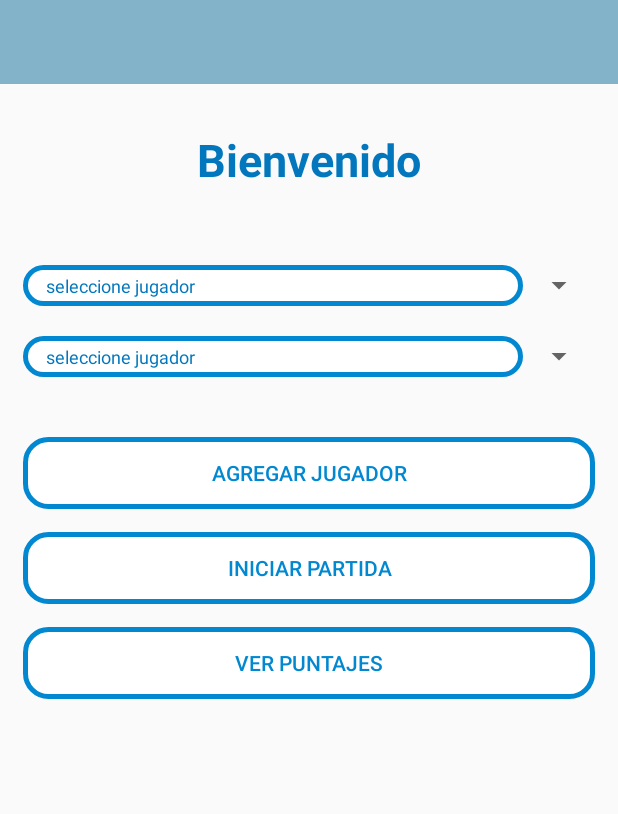
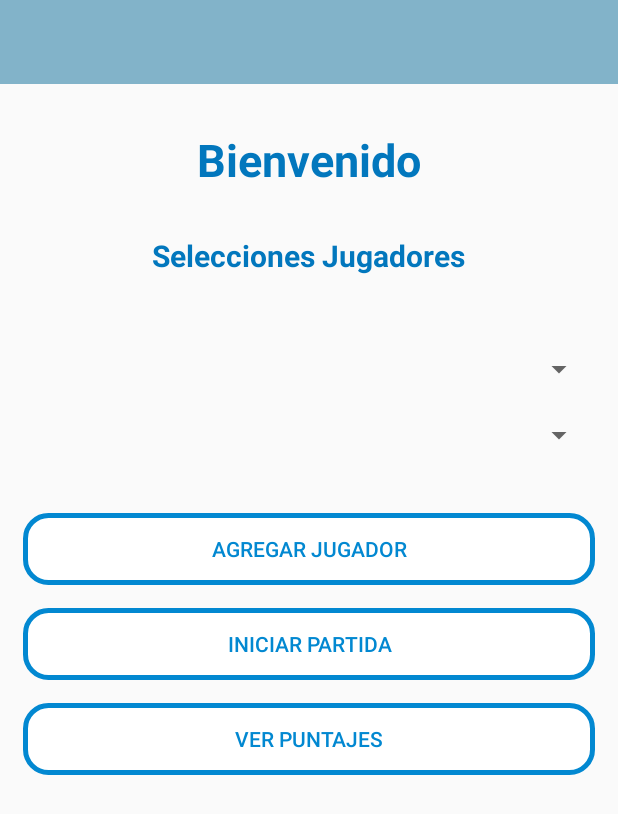
Before and after one commit to montes8/Michi, an Android app: the HomeActivity screen opened directly, with no data from a screen before it, after a tap on "INICIAR PARTIDA", on a phone screen of 412 x 824 dp. Shown: the top 814 px of the screen. Run offline under Robolectric (Android 15) with nearby library versions, the phone set to English and light mode, and no system bars; our stand-ins replace Room's generated code; 1 statement that could not run was skipped.

Commit message:
agregando textview de selecione jugadores

```diff
--- a/app/src/main/java/com/example/tayler_gabbi/michi/HomeActivity.kt
+++ b/app/src/main/java/com/example/tayler_gabbi/michi/HomeActivity.kt
@@ -10,7 +10,6 @@
 import android.widget.Spinner
 import com.example.tayler_gabbi.michi.database.model.Jugador
 import kotlinx.android.synthetic.main.activity_home.*
-import kotlinx.android.synthetic.main.dialog_agregar_jugador.*
 import kotlinx.android.synthetic.main.dialog_agregar_jugador.view.*
 import org.jetbrains.anko.defaultSharedPreferences
 import org.jetbrains.anko.startActivity
@@ -37,10 +36,7 @@
         btn_iniciar_partida.setOnClickListener(this)
         btn_ver_puntaje.setOnClickListener(this)
 
-
-
-
-       cargarSpiner()
+        cargarSpiner()
 
 
     }
@@ -52,18 +48,7 @@
 
             btn_agregar_jugador -> { agregarNuevoJugador()}
 
-            btn_iniciar_partida -> {
-
-                val validar = cargarSpiner()
-
-                if (validar == true){
-                    startActivity<JuegoActivity>()
-                }else{
-
-                    toast("seleccione jugadores")
-                }
-
-                }
+            btn_iniciar_partida -> { }
 
             btn_ver_puntaje -> startActivity<PuntajesActivity>()
         }
@@ -116,13 +101,12 @@
         dialog.show()
     }
 
-    fun cargarSpiner() :Boolean{
-        var valor = false
+    fun cargarSpiner(){
+
+
         thread(start=true) {
 
             val jugadores = ArrayList<String>()
-
-            jugadores.add("seleccione jugador")
             val lista = MichiApplication.dataBase!!.jugadorDao().listarJugador()
 
             lista.forEach {
@@ -146,12 +130,8 @@
                         TODO("not implemented") //To change body of created functions use File | Settings | File Templates.
                     }
                     override fun onItemSelected(parent: AdapterView<*>?, view: View?, position: Int, id: Long) {
-                        val jugador1 = parent!!.getItemAtPosition(position).toString()
+                         val jugador1 = parent!!.getItemAtPosition(position).toString()
                         defaultSharedPreferences.edit().putString("jugador1",jugador1).apply()
-
-                        if (!jugador1.equals("seleccione jugador"))
-                            valor = true
-
 
                     }
                 }
@@ -165,19 +145,9 @@
                         val jugador2 = parent!!.getItemAtPosition(position).toString()
                         defaultSharedPreferences.edit().putString("jugador2",jugador2).apply()
 
-                        if (!jugador2.equals("seleccione jugador"))
-                            valor = true
-
-
                     }
                 }
 
-
-
-
-
-
-        return valor
     }
 
 
--- a/app/src/main/res/layout/activity_home.xml
+++ b/app/src/main/res/layout/activity_home.xml
@@ -35,6 +35,16 @@
             android:text="Bienvenido"
             android:textColor="@color/colorPrimaryDark"
             android:textSize="30dp"
+            android:textStyle="bold" />
+
+        <TextView
+            android:layout_width="wrap_content"
+            android:layout_height="wrap_content"
+            android:layout_gravity="center"
+            android:layout_marginTop="30dp"
+            android:text="Selecciones Jugadores"
+            android:textSize="20dp"
+            android:textColor="@color/colorPrimaryDark"
             android:textStyle="bold" />
 
         <Spinner
```
